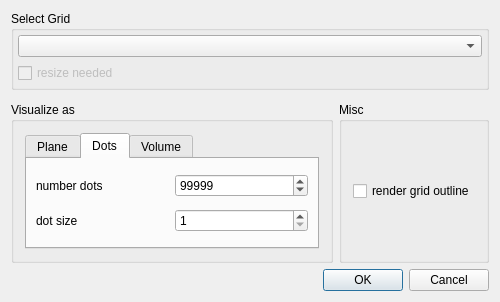
First picture: the form in source/VIEW/DIALOGS/gridVisualizationDialog.ui, repository BALL-Project/ball, before the edit.
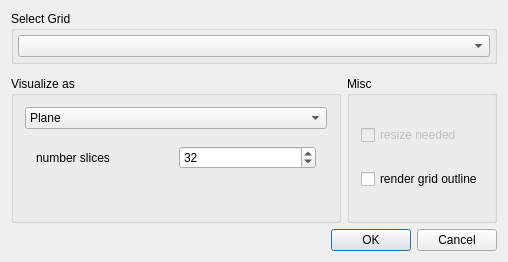
Second picture: the form after the edit. The open tabs and pages were chosen to show the change. Custom widgets are drawn as their Qt base class.

Commit message:
Replace the tabbed widget by a combobox
The options can be found in a stacked widget.
This is the much better metaphor for selecting a visualization
method.

Diff of the .ui file:
```diff
--- a/source/VIEW/DIALOGS/gridVisualizationDialog.ui
+++ b/source/VIEW/DIALOGS/gridVisualizationDialog.ui
@@ -6,8 +6,8 @@
    <rect>
     <x>0</x>
     <y>0</y>
-    <width>500</width>
-    <height>302</height>
+    <width>508</width>
+    <height>251</height>
    </rect>
   </property>
   <property name="windowTitle">
@@ -22,27 +22,14 @@
      <property name="title">
       <string>Select Grid</string>
      </property>
-     <layout class="QGridLayout">
-      <property name="margin">
-       <number>4</number>
-      </property>
+     <layout class="QVBoxLayout" name="verticalLayout_3">
       <property name="spacing">
        <number>6</number>
       </property>
-      <item row="1" column="0">
-       <widget class="QCheckBox" name="resize_needed">
-        <property name="enabled">
-         <bool>false</bool>
-        </property>
-        <property name="toolTip">
-         <string>To render a grid, it must have a power of two resolution in all directions. If this is not the case, a new grid will be created.</string>
-        </property>
-        <property name="text">
-         <string>resize needed</string>
-        </property>
-       </widget>
-      </item>
-      <item row="0" column="0" colspan="2">
+      <property name="margin">
+       <number>4</number>
+      </property>
+      <item>
        <widget class="QComboBox" name="grids">
         <property name="sizePolicy">
          <sizepolicy hsizetype="Expanding" vsizetype="Fixed">
@@ -67,93 +54,34 @@
        </property>
        <layout class="QVBoxLayout" name="verticalLayout_2">
         <item>
-         <widget class="QTabWidget" name="mode_tab">
-          <property name="enabled">
-           <bool>true</bool>
-          </property>
-          <property name="currentIndex">
-           <number>0</number>
-          </property>
-          <widget class="QWidget" name="Plane">
-           <attribute name="title">
+         <widget class="QComboBox" name="mode_box">
+          <item>
+           <property name="text">
             <string>Plane</string>
-           </attribute>
-           <attribute name="toolTip">
-            <string>Render as a single plane</string>
-           </attribute>
-           <layout class="QVBoxLayout" name="verticalLayout_3">
-            <item>
-             <widget class="QCheckBox" name="transparency">
-              <property name="text">
-               <string>enable transparency</string>
-              </property>
-             </widget>
-            </item>
-           </layout>
-          </widget>
-          <widget class="QWidget" name="Dots">
-           <attribute name="title">
+           </property>
+          </item>
+          <item>
+           <property name="text">
             <string>Dots</string>
-           </attribute>
-           <attribute name="toolTip">
-            <string>Render with dots</string>
-           </attribute>
-           <layout class="QGridLayout">
-            <property name="margin">
-             <number>9</number>
-            </property>
-            <property name="spacing">
-             <number>6</number>
-            </property>
-            <item row="0" column="0">
-             <widget class="QLabel" name="label_3">
-              <property name="sizePolicy">
-               <sizepolicy hsizetype="Minimum" vsizetype="Preferred">
-                <horstretch>0</horstretch>
-                <verstretch>0</verstretch>
-               </sizepolicy>
-              </property>
-              <property name="maximumSize">
-               <size>
-                <width>66666</width>
-                <height>16777215</height>
-               </size>
-              </property>
-              <property name="text">
-               <string>number dots</string>
-              </property>
-              <property name="alignment">
-               <set>Qt::AlignLeading|Qt::AlignLeft|Qt::AlignVCenter</set>
-              </property>
-             </widget>
-            </item>
-            <item row="0" column="1">
-             <widget class="QSpinBox" name="number_dots">
-              <property name="minimum">
-               <number>1</number>
-              </property>
-              <property name="maximum">
-               <number>999999</number>
-              </property>
-              <property name="value">
-               <number>99999</number>
-              </property>
-             </widget>
-            </item>
+           </property>
+          </item>
+          <item>
+           <property name="text">
+            <string>Volume</string>
+           </property>
+          </item>
+         </widget>
+        </item>
+        <item>
+         <widget class="QStackedWidget" name="stackedWidget">
+          <property name="currentIndex">
+           <number>0</number>
+          </property>
+          <widget class="QWidget" name="plane"/>
+          <widget class="QWidget" name="dots">
+           <layout class="QGridLayout" name="_2">
             <item row="1" column="0">
              <widget class="QLabel" name="label_2">
-              <property name="sizePolicy">
-               <sizepolicy hsizetype="Minimum" vsizetype="Preferred">
-                <horstretch>0</horstretch>
-                <verstretch>0</verstretch>
-               </sizepolicy>
-              </property>
-              <property name="maximumSize">
-               <size>
-                <width>66666</width>
-                <height>16777215</height>
-               </size>
-              </property>
               <property name="text">
                <string>dot size</string>
               </property>
@@ -175,30 +103,18 @@
               </property>
              </widget>
             </item>
-           </layout>
-          </widget>
-          <widget class="QWidget" name="tab_3">
-           <attribute name="title">
-            <string>Volume</string>
-           </attribute>
-           <attribute name="toolTip">
-            <string>Render with slices as a volume</string>
-           </attribute>
-           <layout class="QGridLayout">
-            <property name="margin">
-             <number>9</number>
-            </property>
-            <property name="spacing">
-             <number>6</number>
-            </property>
+            <item row="0" column="0">
+             <widget class="QLabel" name="label_3">
+              <property name="text">
+               <string>number dots</string>
+              </property>
+              <property name="alignment">
+               <set>Qt::AlignLeading|Qt::AlignLeft|Qt::AlignVCenter</set>
+              </property>
+             </widget>
+            </item>
             <item row="0" column="1">
-             <widget class="QSpinBox" name="slices_spin">
-              <property name="minimumSize">
-               <size>
-                <width>0</width>
-                <height>23</height>
-               </size>
-              </property>
+             <widget class="QSpinBox" name="number_dots">
               <property name="minimum">
                <number>1</number>
               </property>
@@ -210,27 +126,68 @@
               </property>
              </widget>
             </item>
-            <item row="0" column="0">
-             <widget class="QLabel" name="label">
-              <property name="sizePolicy">
-               <sizepolicy hsizetype="Minimum" vsizetype="Preferred">
-                <horstretch>0</horstretch>
-                <verstretch>0</verstretch>
-               </sizepolicy>
+            <item row="2" column="1">
+             <spacer name="verticalSpacer">
+              <property name="orientation">
+               <enum>Qt::Vertical</enum>
               </property>
-              <property name="maximumSize">
+              <property name="sizeHint" stdset="0">
                <size>
-                <width>66666</width>
-                <height>16777215</height>
+                <width>20</width>
+                <height>40</height>
                </size>
               </property>
-              <property name="text">
-               <string>number slices</string>
+             </spacer>
+            </item>
+           </layout>
+          </widget>
+          <widget class="QWidget" name="volume">
+           <layout class="QVBoxLayout" name="verticalLayout_5">
+            <item>
+             <layout class="QHBoxLayout" name="horizontalLayout_2">
+              <item>
+               <widget class="QLabel" name="label">
+                <property name="text">
+                 <string>number slices</string>
+                </property>
+                <property name="alignment">
+                 <set>Qt::AlignLeading|Qt::AlignLeft|Qt::AlignVCenter</set>
+                </property>
+               </widget>
+              </item>
+              <item>
+               <widget class="QSpinBox" name="slices_spin">
+                <property name="minimumSize">
+                 <size>
+                  <width>0</width>
+                  <height>23</height>
+                 </size>
+                </property>
+                <property name="minimum">
+                 <number>1</number>
+                </property>
+                <property name="maximum">
+                 <number>256</number>
+                </property>
+                <property name="value">
+                 <number>32</number>
+                </property>
+               </widget>
+              </item>
+             </layout>
+            </item>
+            <item>
+             <spacer name="verticalSpacer_2">
+              <property name="orientation">
+               <enum>Qt::Vertical</enum>
               </property>
-              <property name="alignment">
-               <set>Qt::AlignLeading|Qt::AlignLeft|Qt::AlignVCenter</set>
+              <property name="sizeHint" stdset="0">
+               <size>
+                <width>20</width>
+                <height>20</height>
+               </size>
               </property>
-             </widget>
+             </spacer>
             </item>
            </layout>
           </widget>
@@ -245,6 +202,19 @@
         <string>Misc</string>
        </property>
        <layout class="QVBoxLayout" name="verticalLayout_4">
+        <item>
+         <widget class="QCheckBox" name="resize_needed">
+          <property name="enabled">
+           <bool>false</bool>
+          </property>
+          <property name="toolTip">
+           <string>To render a grid, it must have a power of two resolution in all directions. If this is not the case, a new grid will be created.</string>
+          </property>
+          <property name="text">
+           <string>resize needed</string>
+          </property>
+         </widget>
+        </item>
         <item>
          <widget class="QCheckBox" name="render_box">
           <property name="toolTip">
```
Left out of the diff: 40 changed lines with no effect on the pictures. The commit also changes 1 other file.
